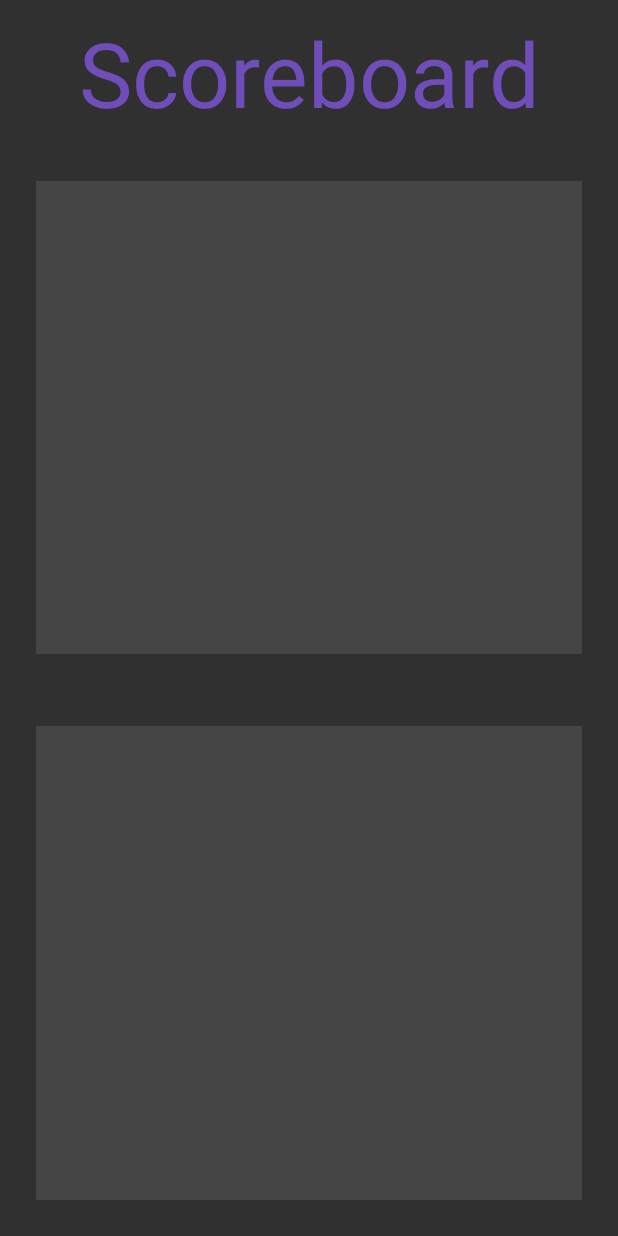
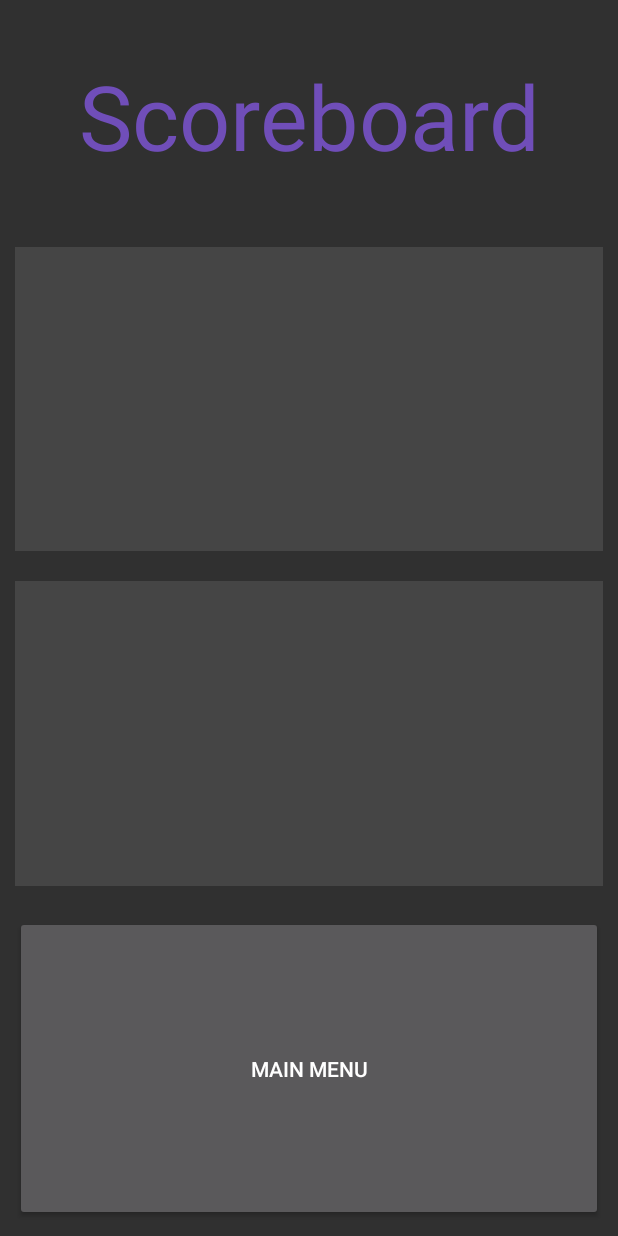
Before and after one commit to OmriGilhar/AndroidCardWar, an Android app: the Scoreboard_Activity screen opened directly, with no data from a screen before it, on a phone screen of 412 x 824 dp. Run offline under Robolectric (Android 15) with nearby library versions, the phone set to English and light mode, and no system bars.

Commit message:
Added button to winner activities to chenge view to scorebaord

```diff
--- a/app/src/main/res/layout/scorebaord_activity.xml
+++ b/app/src/main/res/layout/scorebaord_activity.xml
@@ -18,17 +18,18 @@
             android:layout_width="wrap_content"
             android:layout_height="wrap_content"
             android:gravity="center"
-            android:padding="8dp"
+            android:layout_weight="0.25"
+            android:padding="3dp"
             android:text="@string/sb_title"
             android:textColor="@color/menuTitle"
-            android:textSize="60sp" />
+            android:textSize="60sp"/>
 
         <FrameLayout
             android:id="@+id/sb_LAY_sb_list"
             android:layout_width="match_parent"
             android:layout_height="0dp"
-            android:layout_weight="1"
-            android:layout_margin="24dp"
+            android:layout_weight="0.75"
+            android:layout_margin="10dp"
             android:background="#454545"
             >
 
@@ -38,13 +39,20 @@
             android:id="@+id/sb_LAY_location"
             android:layout_width="match_parent"
             android:layout_height="0dp"
-            android:layout_weight="1"
-            android:layout_margin="24dp"
+            android:layout_weight="0.75"
+            android:layout_margin="10dp"
             android:background="#454545"
             >
 
         </FrameLayout>
 
+        <Button
+            android:layout_width="match_parent"
+            android:layout_height="0dp"
+            android:layout_weight="0.75"
+            android:layout_margin="10dp"
+            android:text="@string/sb_main_menu"
+            />
     </LinearLayout>
 
 </RelativeLayout>
--- a/app/src/main/res/values/strings.xml
+++ b/app/src/main/res/values/strings.xml
@@ -8,6 +8,7 @@
     <string name="menu_card_image">Card Image</string>
 
     <string name="sb_title">Scoreboard</string>
+    <string name="sb_main_menu">Main Menu</string>
 
 
     <string name="game_btn_play">Play!</string>
```
Also changed, not shown: app/src/main/java/com/example/msogcardwar/activities/Winner_Activity.java (+9 -0 lines), app/src/main/res/layout/winner_activity.xml (+11 -0 lines).
